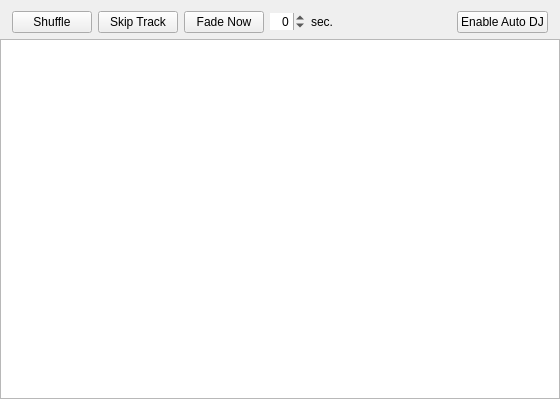
mixxxcommunity/mixxx, file mixxx/src/dlgautodj.ui: the form before one commit.
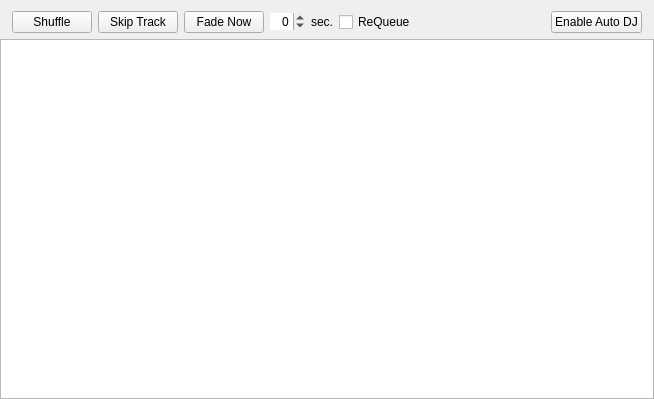
The form after the commit.

Commit message: patched with Scots patch from bug #1022713, ReQueue function

Patch:
```diff
--- a/mixxx/src/dlgautodj.ui
+++ b/mixxx/src/dlgautodj.ui
@@ -6,7 +6,7 @@
    <rect>
     <x>0</x>
     <y>0</y>
-    <width>560</width>
+    <width>654</width>
     <height>399</height>
    </rect>
   </property>
@@ -108,6 +108,16 @@
        </property>
       </widget>
      </item>
+     <item>
+      <widget class="QCheckBox" name="checkBoxReQueue">
+       <property name="toolTip">
+        <string>&lt;html&gt;&lt;head/&gt;&lt;body&gt;&lt;p&gt;Add played tracks to the end of the AutoDJ playlist.&lt;/p&gt;&lt;/body&gt;&lt;/html&gt;</string>
+       </property>
+       <property name="text">
+        <string>ReQueue</string>
+       </property>
+      </widget>
+     </item>
      <item>
       <spacer name="horizontalSpacer">
        <property name="orientation">
```
The commit also changes 3 other files.
